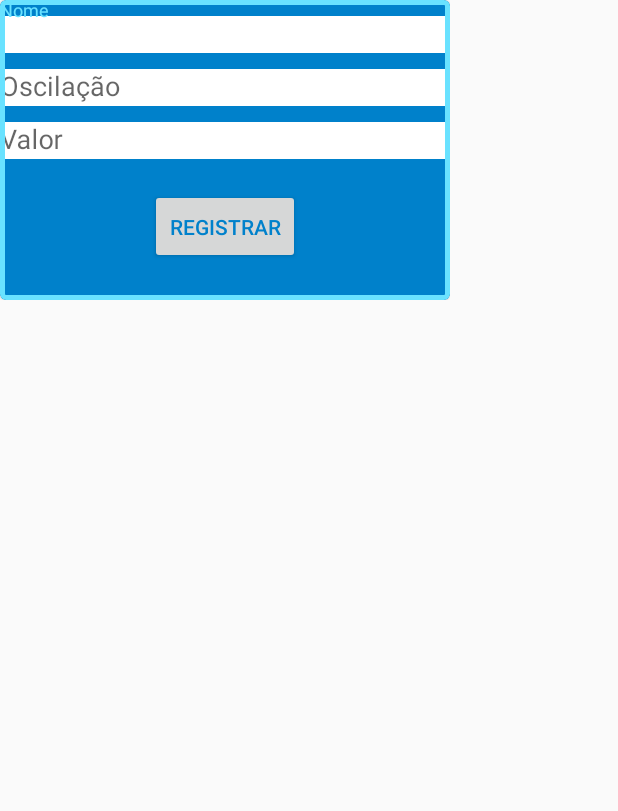
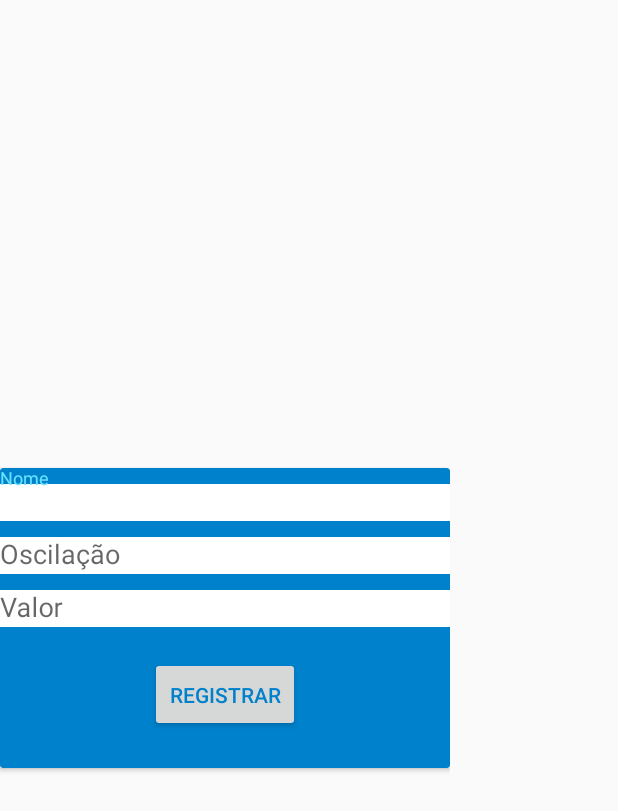
Before and after one commit to erikAntunes/ApphandUp, an Android app: the layout novo_quote_dialog.xml on its own in the app's theme, with its tools: preview values and no code run, on a phone screen of 412 x 824 dp. Shown: the top 811 px of the screen. Run offline under Robolectric (Android 15) with nearby library versions, the phone set to English and light mode, and no system bars.

Commit message:
não vai ser simples adicionar um novo Quote hehe

```diff
--- a/app/src/main/java/com/titanz/handup/view/HomeActivity.java
+++ b/app/src/main/java/com/titanz/handup/view/HomeActivity.java
@@ -1,9 +1,11 @@
 package com.titanz.handup.view;
+import android.app.Dialog;
 import android.graphics.Color;
 import android.os.Build;
 import android.os.Bundle;
 import com.google.android.material.floatingactionbutton.FloatingActionButton;
 import com.google.android.material.snackbar.Snackbar;
+import com.google.android.material.textfield.TextInputEditText;
 import com.titanz.handup.R;
 import com.titanz.handup.adapter.QuotesAdapter;
 import com.titanz.handup.model.Quote;
@@ -15,13 +17,13 @@ import androidx.recyclerview.widget.RecyclerView;
 import android.view.View;
 import android.view.Window;
 import android.view.WindowManager;
+import android.widget.Button;
 
 import java.util.ArrayList;
 import java.util.List;
 
 public class HomeActivity extends AppCompatActivity {
 
-    private QuotesAdapter quotesAdapter;
     private RecyclerView quoteRecyclerView;
 
 
@@ -137,12 +139,35 @@ public class HomeActivity extends AppCompatActivity {
         fab.setOnClickListener(new View.OnClickListener() {
             @Override
             public void onClick(View view) {
-                Snackbar.make(view, "Replace with your own action", Snackbar.LENGTH_LONG)
-                        .setAction("Action", null).show();
+
+           //     exibirDialogRegister();
             }
         });
     }
 
+ //  private void exibirDialogRegister() {
+
+ //      final Dialog dialog = new Dialog(getApplicationContext());
+ //      dialog.setContentView(R.layout.novo_quote_dialog);
+ //      dialog.show();
+
+ //      Button registrarDialog = dialog.findViewById(R.id.registrar_button_id);
+
+ //      registrarDialog.setOnClickListener(new View.OnClickListener() {
+ //          @Override
+ //          public void onClick(View view) {
+
+ //              TextInputEditText nomeEditText = dialog.findViewById(R.id.registrar_nome_Edit_Text_id);
+
+ //              TextInputEditText oscilacaoEditText = dialog.findViewById(R.id.registrar_oscilacao_Edit_Text_id);
+
+ //              TextInputEditText valorEditText = dialog.findViewById(R.id.registrar_valor_Edit_Text_id);
+
+ //          }
+ //      });
+
+
+ //  }
 
 
     private void changeStatusBarColor() {
--- a/app/src/main/res/layout/novo_quote_dialog.xml
+++ b/app/src/main/res/layout/novo_quote_dialog.xml
@@ -2,15 +2,16 @@
 <FrameLayout xmlns:android="http://schemas.android.com/apk/res/android"
     xmlns:app="http://schemas.android.com/apk/res-auto"
     android:orientation="vertical"
-    android:layout_width="wrap_content"
-    android:layout_height="wrap_content">
+    android:layout_width="300dp"
+    android:layout_height="match_parent">
 
-    <com.google.android.material.card.MaterialCardView
+    <androidx.cardview.widget.CardView
         android:layout_width="300dp"
         android:layout_height="200dp"
         app:strokeColor="@color/lightBlue"
         app:strokeWidth="3dp"
         android:layout_gravity="center"
+        android:elevation="5dp"
         android:backgroundTint="@color/darkBlue">
 
         <LinearLayout
@@ -83,6 +84,6 @@
 
 
 
-    </com.google.android.material.card.MaterialCardView>
+    </androidx.cardview.widget.CardView>
 
 </FrameLayout>
```
